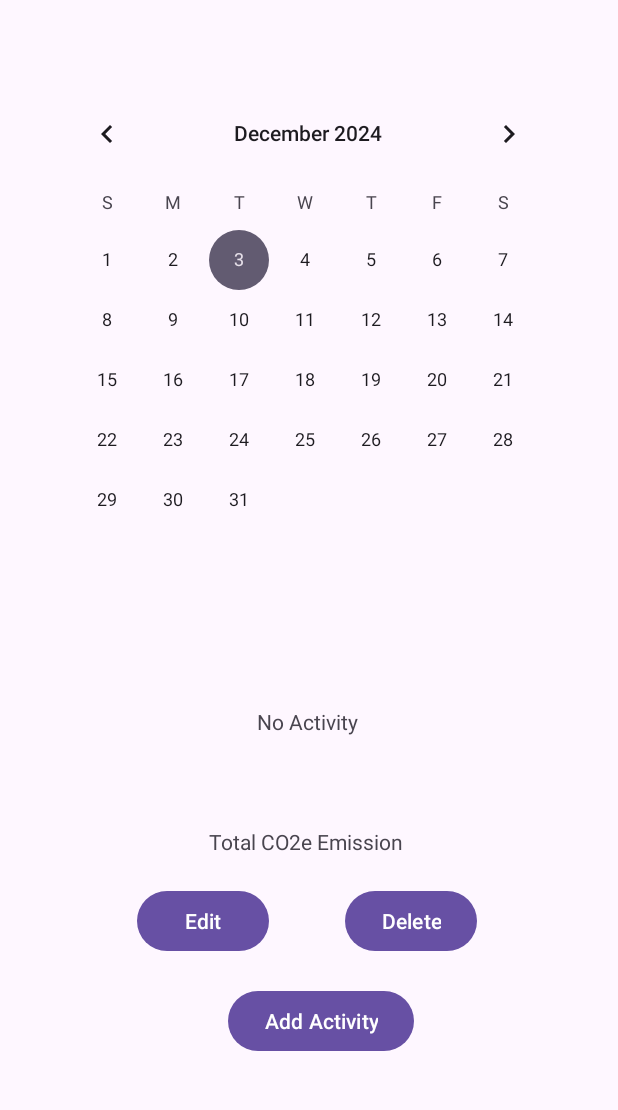
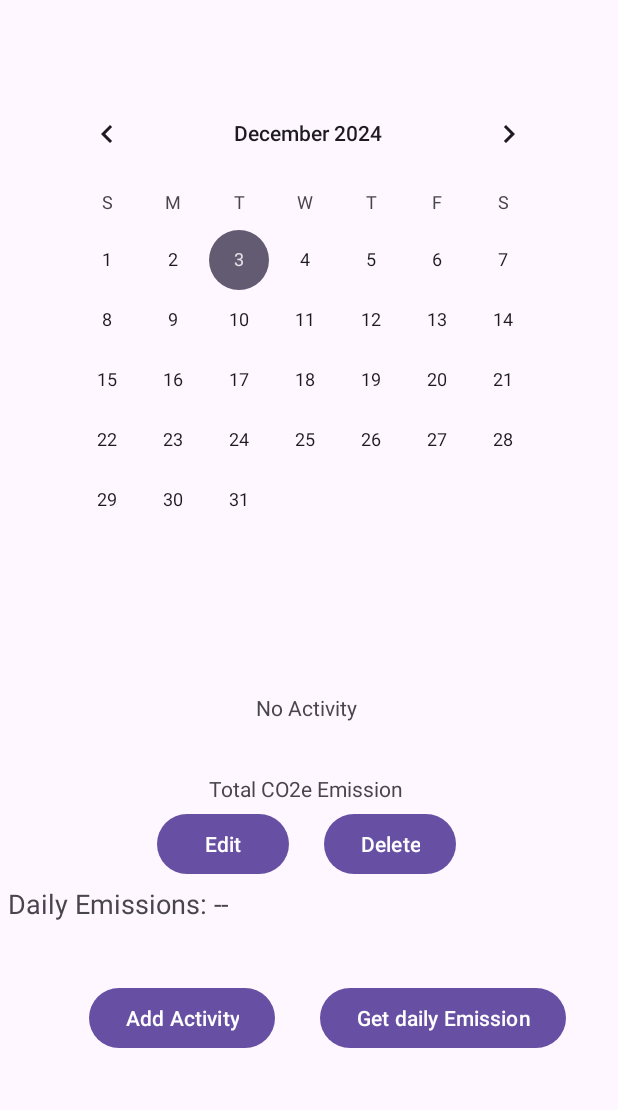
Before and after one commit to IsaacPicov/carbonFootprintApp, an Android app: the fragment CO2eDisplayFragment placed in its activity, on a phone screen of 412 x 824 dp, the part 29-1139 px from its top. Run offline under Robolectric (Android 15) with nearby library versions, the light colour scheme and no system bars; our stand-ins replace Firebase (no records; nobody signed in at launch, a user with empty details on screens opened directly).

Commit message:
feat: integrate current emissions

```diff
--- a/Starter Application/app/src/main/java/com/example/b07demosummer2024/Calculate.java
+++ b/Starter Application/app/src/main/java/com/example/b07demosummer2024/Calculate.java
@@ -38,7 +38,7 @@ public class Calculate {
     }
 
     public static void calculateAndUpdateDailyTotal(String userId) {
-        DatabaseReference dailyLogsRef = db.getReference("users/" + userId + "/dailyLogs/" + LocalDate.now());
+        DatabaseReference dailyLogsRef = db.getReference("users/" + userId + "/dailylogs/" + LocalDate.now());
         dailyLogsRef.get().addOnCompleteListener(task -> {
             if (task.isSuccessful() && task.getResult() != null) {
                 DataSnapshot dailyLogs = task.getResult();
@@ -48,7 +48,11 @@ public class Calculate {
                     String activityType = activitySnapshot.child("activity_type").getValue(String.class);
                     Map<String, Object> information = (Map<String, Object>) activitySnapshot.child("information").getValue();
 
+                    if (information== null){
+                        System.out.println("something is wrong information is null");
+                    }
                     if (activityType != null && information != null) {
+                        System.out.println("totalEmissions value should be updated");
                         totalEmissions += calculateActivityEmissions(activityType, information);
                     }
                 }
--- a/Starter Application/app/src/main/res/layout/fragment_daily_co2e_display.xml
+++ b/Starter Application/app/src/main/res/layout/fragment_daily_co2e_display.xml
@@ -19,8 +19,8 @@
 
     <androidx.recyclerview.widget.RecyclerView
         android:id="@+id/activityRecyclerView"
-        android:layout_width="329dp"
-        android:layout_height="246dp"
+        android:layout_width="247dp"
+        android:layout_height="163dp"
         app:layout_constraintBottom_toBottomOf="parent"
         app:layout_constraintEnd_toEndOf="parent"
         app:layout_constraintHorizontal_bias="0.494"
@@ -35,8 +35,33 @@
         android:text="Add Activity"
         app:layout_constraintBottom_toBottomOf="parent"
         app:layout_constraintEnd_toEndOf="parent"
-        app:layout_constraintHorizontal_bias="0.531"
+        app:layout_constraintHorizontal_bias="0.195"
         app:layout_constraintStart_toStartOf="parent"
         app:layout_constraintTop_toBottomOf="@+id/activityRecyclerView"
-        app:layout_constraintVertical_bias="0.0" />
+        app:layout_constraintVertical_bias="0.629" />
+
+    <Button
+        android:id="@+id/buttonGetEmission"
+        android:layout_width="wrap_content"
+        android:layout_height="wrap_content"
+        android:text="Get daily Emission"
+        app:layout_constraintBottom_toBottomOf="parent"
+        app:layout_constraintEnd_toEndOf="parent"
+        app:layout_constraintHorizontal_bias="0.882"
+        app:layout_constraintStart_toStartOf="parent"
+        app:layout_constraintTop_toBottomOf="@+id/activityRecyclerView"
+        app:layout_constraintVertical_bias="0.629" />
+
+    <TextView
+        android:id="@+id/emissionDisplay"
+        android:layout_width="match_parent"
+        android:layout_height="wrap_content"
+        android:paddingBottom="16dp"
+        android:text="Daily Emissions: --"
+        android:textSize="18sp"
+        app:layout_constraintTop_toBottomOf="@+id/activityRecyclerView"
+        app:layout_constraintStart_toStartOf="parent"
+        app:layout_constraintEnd_toEndOf="parent" />
+
+
 </androidx.constraintlayout.widget.ConstraintLayout>
```
Also changed, not shown: Starter Application/app/src/main/java/com/example/b07demosummer2024/CO2eDisplayFragment.java (+53 -1 lines).
